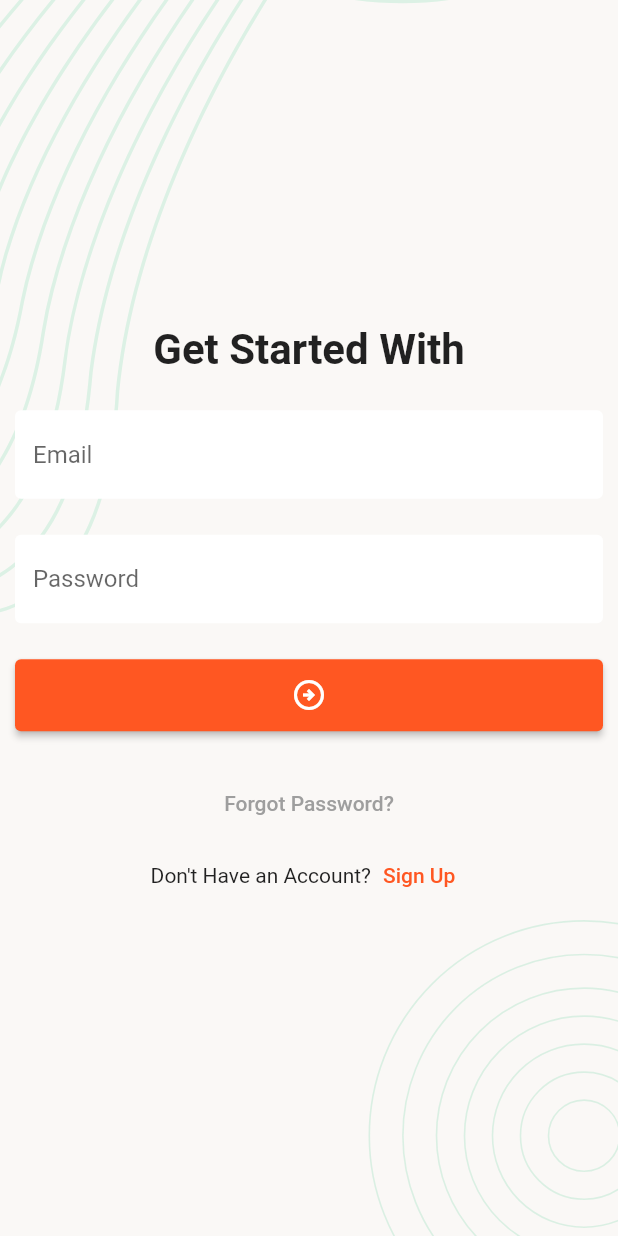
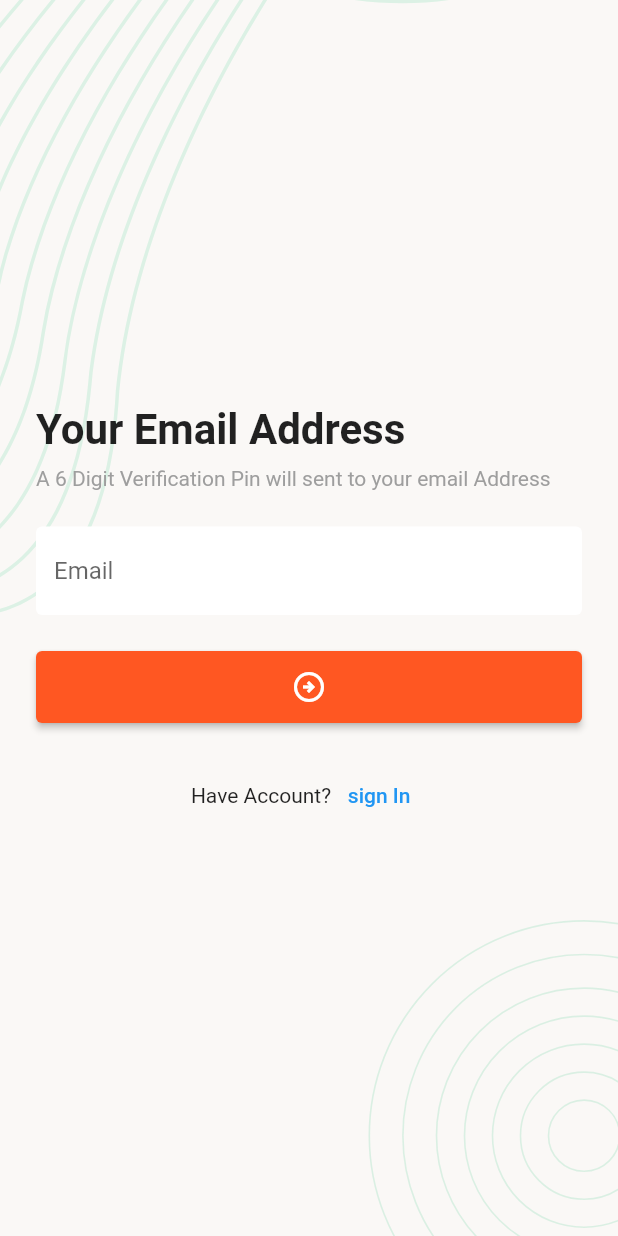
Before and after one commit to mmhedihasan/myfirstflutter, a Flutter app: the screen it shows after launch, after a tap on "Forgot Password?", on a phone screen of 412 x 824 dp. Run offline on Flutter 3.47's test engine with Material 2 defaults, Android fonts, the phone set to English and light mode, and no system bars; our stand-ins replace flutter_svg.

Commit message:
Signup Screen & Email Verification Screen Design Complete

```diff
--- a/lib/main.dart
+++ b/lib/main.dart
@@ -1,16 +1,18 @@
 import 'package:flutter/material.dart';
 import 'package:mynewapp/ui/screens/login.dart';
-import 'package:mynewapp/ui/screens/splashscrenn.dart';
+
+
 
 void main() {
-  runApp(const amazingTask());
+  runApp(const AmazingTask());
 }
-class amazingTask extends StatelessWidget {
-  const amazingTask({Key? key}) : super(key: key);
+class AmazingTask extends StatelessWidget {
+  const AmazingTask({Key? key}) : super(key: key);
 
   @override
   Widget build(BuildContext context) {
     return const MaterialApp(
+      debugShowCheckedModeBanner: false,
       home: LoginScreen() ,
     );
   }
--- /dev/null
+++ b/lib/ui/screens/email_verification_screen.dart
@@ -0,0 +1,50 @@
+import 'package:flutter/material.dart';
+import 'package:mynewapp/ui/widget/app_button_widget.dart';
+import 'package:mynewapp/ui/widget/app_text_field_widget.dart';
+import 'package:mynewapp/ui/widget/screen_background_widget.dart';
+import 'package:mynewapp/ui/widget/signup_text_widget.dart';
+
+import '../utils/textstyle.dart';
+
+class EmailVerification extends StatefulWidget {
+  const EmailVerification({Key? key}) : super(key: key);
+
+  @override
+  State<EmailVerification> createState() => _EmailVerificationState();
+}
+
+class _EmailVerificationState extends State<EmailVerification> {
+  @override
+  Widget build(BuildContext context) {
+    return Scaffold(
+      body: ScreenBackground(
+          widget: SafeArea(
+            child: Padding(
+              padding: const EdgeInsets.all(24.0),
+              child: Column(
+                mainAxisAlignment: MainAxisAlignment.center,
+                crossAxisAlignment: CrossAxisAlignment.start,
+                children: [
+                  Text(
+                    'Your Email Address',
+                    style: screenTitleTextStyle,
+                  ),
+                  SizedBox(height: 8,),
+                  Text("A 6 Digit Verification Pin will sent to your email Address", style: TextStyle(
+                    color: Colors.grey
+                  ),),
+                  SizedBox(height: 24,),
+                  AppTextFieldWidget(hintText: "Email", controller: TextEditingController()),
+                  SizedBox(height: 24,),
+                  AppButtonWidget(child: Icon(Icons.arrow_circle_right_outlined), onTap: (){}),
+                  SizedBox(height: 24,),
+                  SignupTextWidget(text: Text("Have Account?"), child: Text("sign In"), onTap: (){
+                    Navigator.pop(context);
+                  }),
+                ],
+              ),
+            ),
+          )),
+    );
+  }
+}
--- a/lib/ui/screens/login.dart
+++ b/lib/ui/screens/login.dart
@@ -1,9 +1,11 @@
 import 'package:flutter/material.dart';
+import 'package:mynewapp/ui/screens/signup_screen.dart';
 import 'package:mynewapp/ui/widget/screen_background_widget.dart';
-
 import '../utils/textstyle.dart';
 import '../widget/app_button_widget.dart';
 import '../widget/app_text_field_widget.dart';
+import '../widget/signup_text_widget.dart';
+import 'email_verification_screen.dart';
 
 class LoginScreen extends StatefulWidget {
   const LoginScreen({Key? key}) : super(key: key);
@@ -23,9 +25,7 @@ class _LoginScreenState extends State<LoginScreen> {
           crossAxisAlignment: CrossAxisAlignment.start,
           mainAxisAlignment: MainAxisAlignment.center,
           children: [
-            Column(
-              children: [
-                Text("Get Started With", style: ScreenTitleTextStyle),
+            Text("Get Started With", style: screenTitleTextStyle),
             const SizedBox(height: 24),
             AppTextFieldWidget(
               controller: TextEditingController(),
@@ -42,20 +42,27 @@ class _LoginScreenState extends State<LoginScreen> {
               onTap: () {},
             ),
             const SizedBox(height: 24),
+            Row(
+              mainAxisAlignment: MainAxisAlignment.center,
+              children: [
                 TextButton(
-                    onPressed: () {},
+                    onPressed: () {
+                      Navigator.push(context, MaterialPageRoute(builder: (context)=> const EmailVerification()));
+                    },
                     child: const Text(
                       "Forgot Password?",
                       style: TextStyle(color: Colors.grey),
                     )),
-                Row(
-                  mainAxisAlignment: MainAxisAlignment.center,
-                  children: [
-                    const Text("Don't Have an Account?"),
-                    TextButton(onPressed: (){}, child: const Text("Sign Up", style: TextStyle(color: Colors.deepOrange),)),
               ],
-                )
-              ],
+            ),
+            SignupTextWidget(
+              text: const Text("Don't Have an Account?"),
+              child: const Text('SignUp', style: TextStyle(
+                color: Colors.deepOrange,
+              ),),
+              onTap: (){
+                Navigator.push(context, MaterialPageRoute(builder: (context)=>const SignUpScreen()));
+              },
             )
           ],
         ),
--- a/lib/ui/utils/textstyle.dart
+++ b/lib/ui/utils/textstyle.dart
@@ -1,6 +1,6 @@
 import 'package:flutter/material.dart';
 
-TextStyle ScreenTitleTextStyle= TextStyle(
+TextStyle screenTitleTextStyle= const TextStyle(
       fontSize: 28,
       fontWeight: FontWeight.w700,
       color: Colors.black87
--- /dev/null
+++ b/lib/ui/widget/signup_text_widget.dart
@@ -0,0 +1,22 @@
+import 'package:flutter/material.dart';
+
+class SignupTextWidget extends StatelessWidget {
+  const SignupTextWidget({
+    super.key, required this.text, required this.child, required this.onTap,
+  });
+  final Widget text;
+  final Widget child;
+  final VoidCallback onTap;
+  @override
+  Widget build(BuildContext context) {
+    return Row(
+      mainAxisAlignment: MainAxisAlignment.center,
+      children: [
+        text,
+        TextButton(
+            onPressed: onTap,
+            child: child),
+      ],
+    );
+  }
+}
```
Also changed, not shown: lib/ui/screens/signup_screen.dart (added, +84 -0 lines), 1 other file. Lines whose indentation alone changed are shown as unchanged.
